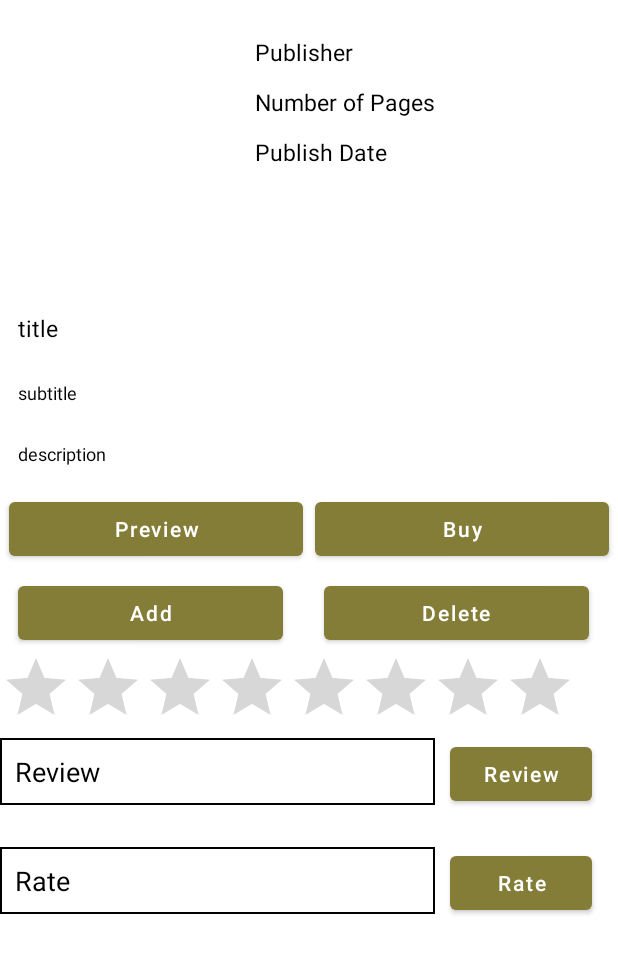
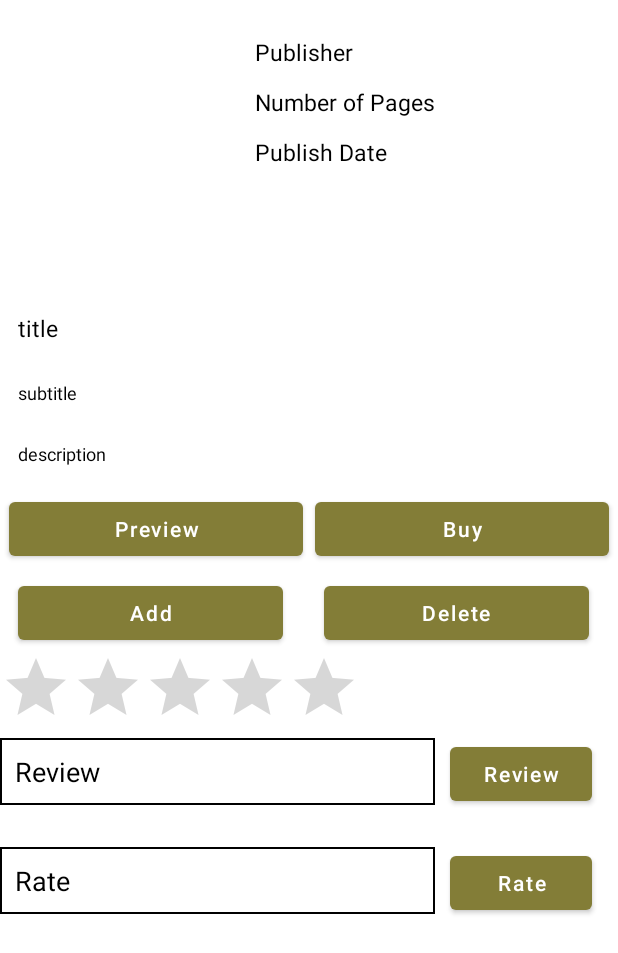
Before and after one commit to ivaperma/myFavBook, an Android app: the layout activity_book_details.xml on its own in the app's theme, with its tools: preview values and no code run, on a phone screen of 412 x 824 dp. Shown: the top 953 px of the screen. Run offline under Robolectric (Android 15) with nearby library versions, the phone set to English and light mode, and no system bars.

Commit message:
Rating bar changes

```diff
--- a/app/src/main/java/com/example/myfavbook/activities/BookDetails.java
+++ b/app/src/main/java/com/example/myfavbook/activities/BookDetails.java
@@ -301,10 +301,10 @@ public class BookDetails extends AppCompatActivity {
                     if (document.exists()) {
                         if(document.getData().get("rate") != null){
                             mRate.setText((String) document.getData().get("rate"));
+                            //equal Rating bar value to rate value
                             sTextFromMRate = mRate.getText().toString();
                             simpleRatingBar.setRating(Float.parseFloat(sTextFromMRate));
-                            Log.d(TAG, "Simple Rating BAR " + simpleRatingBar);
-                            Log.d(TAG, "MRATE: " + mRate);
+
                         }else{
                             mRate.setText(null);
 
--- a/app/src/main/res/layout/activity_book_details.xml
+++ b/app/src/main/res/layout/activity_book_details.xml
@@ -164,7 +164,7 @@
 
             <RatingBar
                 android:id="@+id/simpleRatingBar"
-                android:layout_width="387dp"
+                android:layout_width="wrap_content"
                 android:layout_height="wrap_content"
                 android:layout_gravity="center"
                 android:numStars="5" /><!-- number of stars to be displayed-->
```
